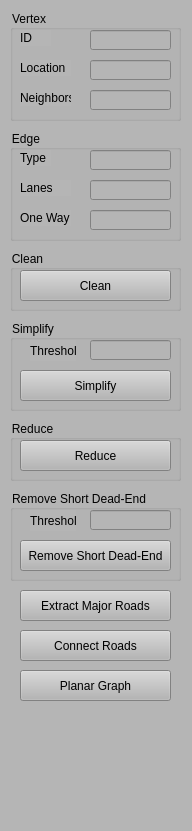
Qt form GSMViewer/ControlWidget.ui (gnishida/GSMViewer) before a commit.
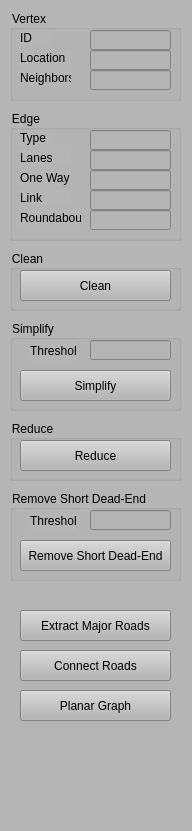
The same form after that commit.

Commit message: Update for RoadEdge::link and RoadEdge::roundabout.

What changed in the file:
```diff
--- a/GSMViewer/ControlWidget.ui
+++ b/GSMViewer/ControlWidget.ui
@@ -24,9 +24,9 @@
     <property name="geometry">
      <rect>
       <x>10</x>
-      <y>130</y>
+      <y>110</y>
       <width>171</width>
-      <height>111</height>
+      <height>131</height>
      </rect>
     </property>
     <property name="title">
@@ -59,7 +59,7 @@
      <property name="geometry">
       <rect>
        <x>10</x>
-       <y>50</y>
+       <y>40</y>
        <width>51</width>
        <height>16</height>
       </rect>
@@ -72,7 +72,7 @@
      <property name="geometry">
       <rect>
        <x>80</x>
-       <y>50</y>
+       <y>40</y>
        <width>81</width>
        <height>20</height>
       </rect>
@@ -82,7 +82,7 @@
      <property name="geometry">
       <rect>
        <x>10</x>
-       <y>80</y>
+       <y>60</y>
        <width>51</width>
        <height>16</height>
       </rect>
@@ -95,12 +95,58 @@
      <property name="geometry">
       <rect>
        <x>80</x>
+       <y>60</y>
+       <width>81</width>
+       <height>20</height>
+      </rect>
+     </property>
+    </widget>
+    <widget class="QLineEdit" name="lineEditEdgeLink">
+     <property name="geometry">
+      <rect>
+       <x>80</x>
        <y>80</y>
        <width>81</width>
        <height>20</height>
       </rect>
      </property>
     </widget>
+    <widget class="QLabel" name="label_9">
+     <property name="geometry">
+      <rect>
+       <x>10</x>
+       <y>80</y>
+       <width>51</width>
+       <height>16</height>
+      </rect>
+     </property>
+     <property name="text">
+      <string>Link</string>
+     </property>
+    </widget>
+    <widget class="QLabel" name="label_10">
+     <property name="geometry">
+      <rect>
+       <x>10</x>
+       <y>100</y>
+       <width>61</width>
+       <height>16</height>
+      </rect>
+     </property>
+     <property name="text">
+      <string>Roundabout</string>
+     </property>
+    </widget>
+    <widget class="QLineEdit" name="lineEditEdgeRoundabout">
+     <property name="geometry">
+      <rect>
+       <x>80</x>
+       <y>100</y>
+       <width>81</width>
+       <height>20</height>
+      </rect>
+     </property>
+    </widget>
    </widget>
    <widget class="QGroupBox" name="groupBox_2">
     <property name="geometry">
@@ -204,7 +250,7 @@
     <property name="geometry">
      <rect>
       <x>20</x>
-      <y>590</y>
+      <y>610</y>
       <width>151</width>
       <height>31</height>
      </rect>
@@ -245,7 +291,7 @@
       <x>10</x>
       <y>10</y>
       <width>171</width>
-      <height>111</height>
+      <height>91</height>
      </rect>
     </property>
     <property name="title">
@@ -278,7 +324,7 @@
      <property name="geometry">
       <rect>
        <x>10</x>
-       <y>50</y>
+       <y>40</y>
        <width>51</width>
        <height>16</height>
       </rect>
@@ -291,7 +337,7 @@
      <property name="geometry">
       <rect>
        <x>80</x>
-       <y>50</y>
+       <y>40</y>
        <width>81</width>
        <height>20</height>
       </rect>
@@ -301,7 +347,7 @@
      <property name="geometry">
       <rect>
        <x>10</x>
-       <y>80</y>
+       <y>60</y>
        <width>51</width>
        <height>16</height>
       </rect>
@@ -314,7 +360,7 @@
      <property name="geometry">
       <rect>
        <x>80</x>
-       <y>80</y>
+       <y>60</y>
        <width>81</width>
        <height>20</height>
       </rect>
@@ -351,7 +397,7 @@
     <property name="geometry">
      <rect>
       <x>20</x>
-      <y>630</y>
+      <y>650</y>
       <width>151</width>
       <height>31</height>
      </rect>
@@ -364,7 +410,7 @@
     <property name="geometry">
      <rect>
       <x>20</x>
-      <y>670</y>
+      <y>690</y>
       <width>151</width>
       <height>31</height>
      </rect>
```
The commit also changes 10 other files.
